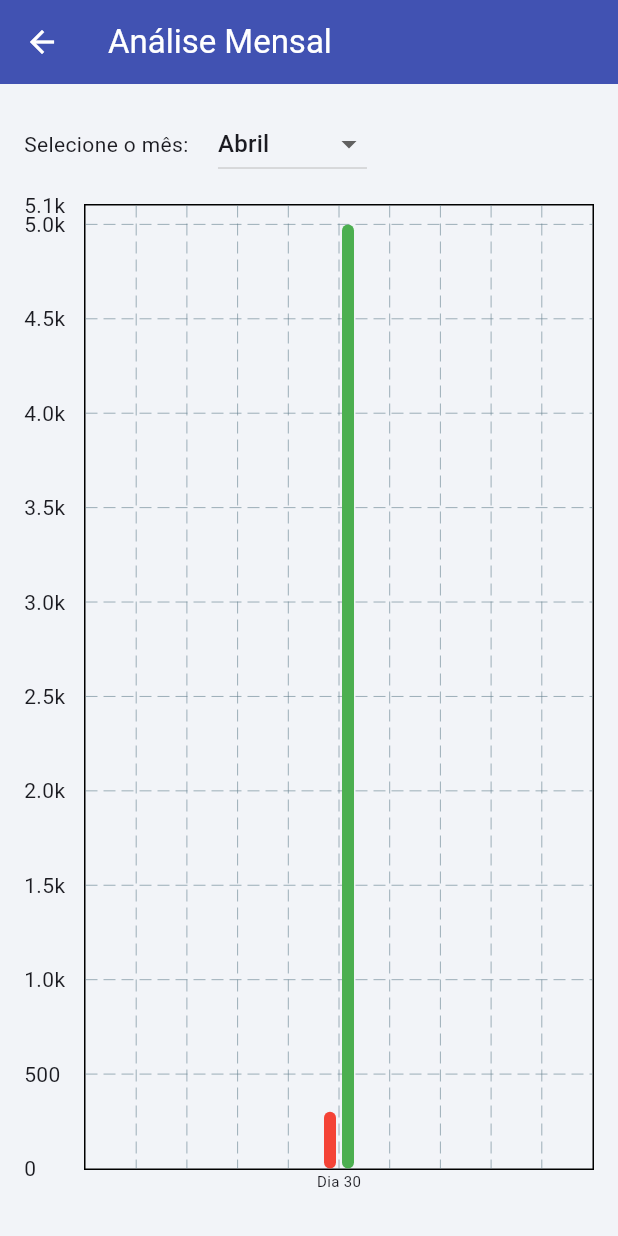
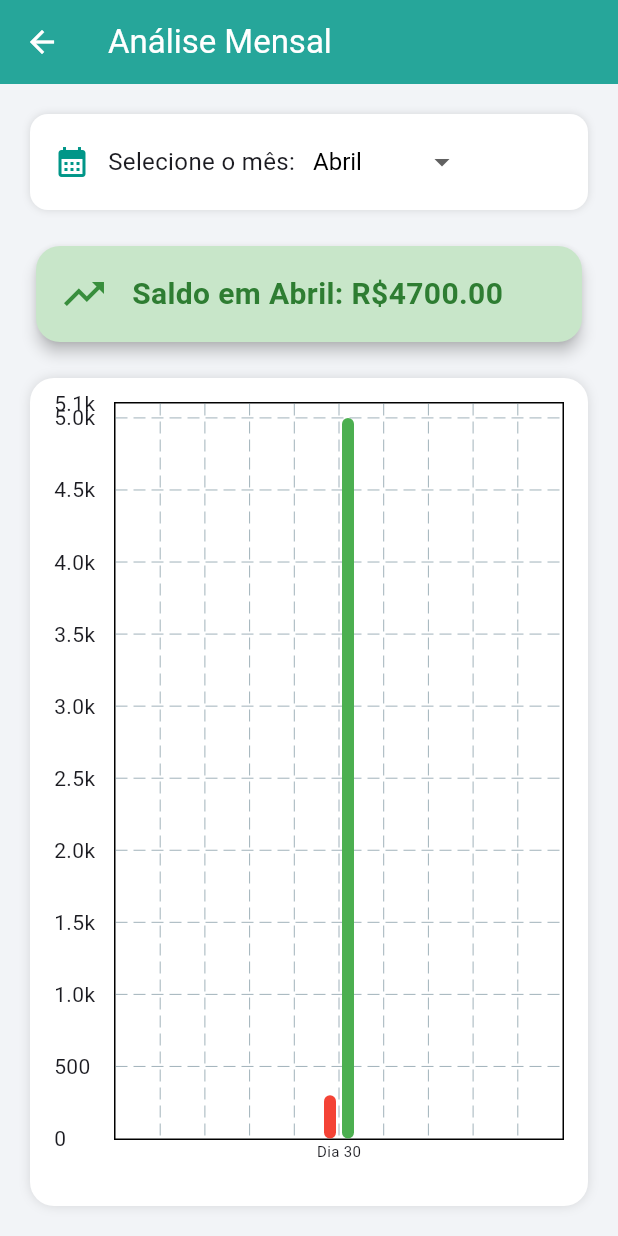
Before and after one commit to Guilherme-Dias-gomes/FinanceManager, a Flutter app: the screen it shows after launch, after a tap on the "bar chart" icon, on a phone screen of 412 x 824 dp. Run offline on Flutter 3.47's test engine with Material 3 defaults, Android fonts, the phone set to English and light mode, and no system bars; drawn by our look-alikes of fl_chart.

Commit message:
Adding style from graphics page.

```diff
--- a/lib/screens/chart_screen.dart
+++ b/lib/screens/chart_screen.dart
@@ -20,22 +20,62 @@ class _ChartScreenState extends State<ChartScreen> {
     'Julho', 'Agosto', 'Setembro', 'Outubro', 'Novembro', 'Dezembro'
   ];
 
+  double _calculateBalanceForSelectedMonth() {
+    final filtered = widget.transactions.where((tx) =>
+        tx.date.month == _selectedMonth &&
+        tx.date.year == _selectedYear);
+
+    double income = 0;
+    double expense = 0;
+
+    for (var tx in filtered) {
+      if (tx.isIncome) {
+        income += tx.amount;
+      } else {
+        expense += tx.amount;
+      }
+    }
+
+    return income - expense;
+  }
+
   @override
   Widget build(BuildContext context) {
     final DateTime selectedDate = DateTime(_selectedYear, _selectedMonth);
+    final double balance = _calculateBalanceForSelectedMonth();
+    final bool isPositive = balance >= 0;
 
     return Scaffold(
-      appBar: AppBar(title: const Text('Análise Mensal')),
+      backgroundColor: const Color(0xFFF2F4F7),
+      appBar: AppBar(
+        title: const Text('Análise Mensal'),
+        backgroundColor: Colors.teal[400],
+        foregroundColor: Colors.white,
+        elevation: 0,
+      ),
       body: Padding(
-        padding: const EdgeInsets.all(16.0),
+        padding: const EdgeInsets.all(20),
         child: Column(
           children: [
-            Row(
+
+            Container(
+              padding: const EdgeInsets.symmetric(horizontal: 16, vertical: 8),
+              decoration: BoxDecoration(
+                color: Colors.white,
+                borderRadius: BorderRadius.circular(12),
+                boxShadow: const [BoxShadow(color: Colors.black12, blurRadius: 4)],
+              ),
+              child: Row(
                 children: [
-                const Text("Selecione o mês: "),
-                const SizedBox(width: 16),
+                  const Icon(Icons.calendar_month, color: Colors.teal),
+                  const SizedBox(width: 12),
+                  const Text("Selecione o mês:", style: TextStyle(fontSize: 16)),
+                  const SizedBox(width: 12),
                   DropdownButton<int>(
                     value: _selectedMonth,
+                    dropdownColor: Colors.white,
+                    style: const TextStyle(color: Colors.black, fontSize: 16),
+                    underline: Container(),
                     items: List.generate(12, (index) {
                       return DropdownMenuItem(
                         value: index + 1,
@@ -52,11 +92,56 @@ class _ChartScreenState extends State<ChartScreen> {
                   ),
                 ],
               ),
-            const SizedBox(height: 16),
+            ),
+
+            const SizedBox(height: 20),
+
+            // Card de saldo
+            Card(
+              color: isPositive ? Colors.green[100] : Colors.red[100],
+              shape: RoundedRectangleBorder(borderRadius: BorderRadius.circular(16)),
+              elevation: 4,
+              child: Padding(
+                padding: const EdgeInsets.all(16),
+                child: Row(
+                  children: [
+                    Icon(
+                      isPositive ? Icons.trending_up : Icons.trending_down,
+                      color: isPositive ? Colors.green[700] : Colors.red[700],
+                      size: 32,
+                    ),
+                    const SizedBox(width: 16),
                     Expanded(
+                      child: Text(
+                        'Saldo em ${_months[_selectedMonth - 1]}: '
+                        '${isPositive ? 'R\$' : '-R\$'}${balance.abs().toStringAsFixed(2)}',
+                        style: TextStyle(
+                          fontSize: 20,
+                          fontWeight: FontWeight.bold,
+                          color: isPositive ? Colors.green[800] : Colors.red[800],
+                        ),
+                      ),
+                    ),
+                  ],
+                ),
+              ),
+            ),
+
+            const SizedBox(height: 20),
+
+            // Gráfico
+            Expanded(
+              child: Container(
+                padding: const EdgeInsets.all(16),
+                decoration: BoxDecoration(
+                  color: Colors.white,
+                  borderRadius: BorderRadius.circular(16),
+                  boxShadow: const [BoxShadow(color: Colors.black12, blurRadius: 6)],
+                ),
                 child: MonthlyBarChart(
                   transactions: widget.transactions,
                   selectedMonth: selectedDate,
+                ),
               ),
             ),
           ],
```
Lines whose indentation alone changed are shown as unchanged.
